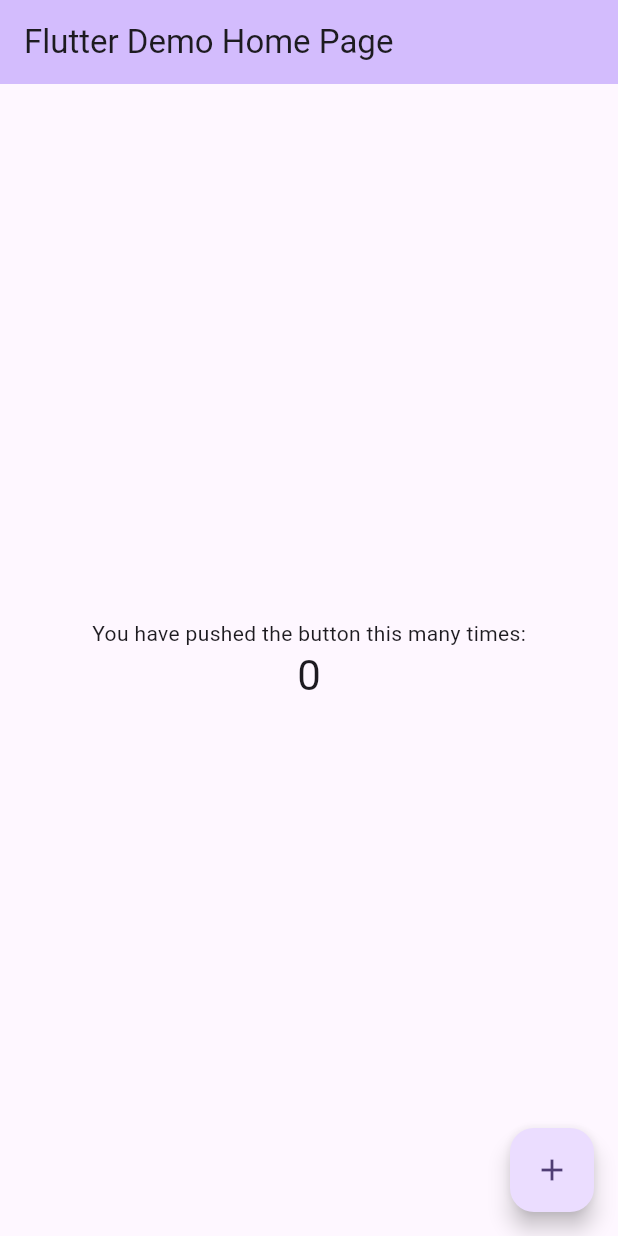
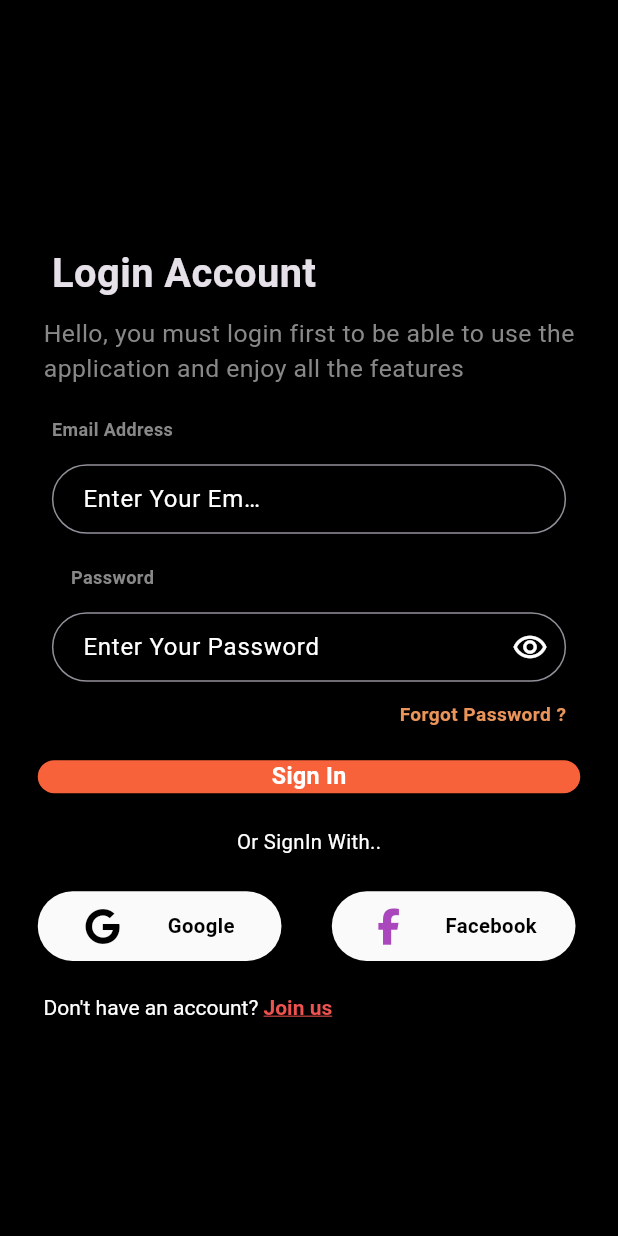
Before and after one commit to A123Aditya/tiktok_app, a Flutter app: the screen it shows after launch, on a phone screen of 412 x 824 dp. Run offline on Flutter 3.47's test engine with Material 3 defaults, Android fonts, the phone set to English and light mode, and no system bars; our stand-ins replace flutter_screenutil, font_awesome_flutter, get.

Commit message:
addLoginPage

```diff
--- /dev/null
+++ b/lib/constants.dart
@@ -0,0 +1,13 @@
+import 'package:flutter/material.dart';
+
+// COLORS
+const backgroundColor = Colors.black;
+var buttonColor = Colors.red[400];
+const borderColor = Colors.grey;
+const primarytextColor = Colors.white;
+const secondarytextColor = Colors.black;
+var tertiarytextColor = Colors.red[400];
+
+// Screen Size
+const double screenHeight = 852;
+const double screenWidth = 393;
--- a/lib/main.dart
+++ b/lib/main.dart
@@ -1,4 +1,8 @@
 import 'package:flutter/material.dart';
+import 'package:flutter_screenutil/flutter_screenutil.dart';
+import 'package:get/get.dart';
+import 'package:tiktok_app/constants.dart';
+import 'package:tiktok_app/views/screens/auth/login_screen.dart';
 
 void main() {
   runApp(const MyApp());
@@ -10,116 +14,16 @@
   // This widget is the root of your application.
   @override
   Widget build(BuildContext context) {
-    return MaterialApp(
-      title: 'Flutter Demo',
-      theme: ThemeData(
-        // This is the theme of your application.
-        //
-        // TRY THIS: Try running your application with "flutter run". You'll see
-        // the application has a purple toolbar. Then, without quitting the app,
-        // try changing the seedColor in the colorScheme below to Colors.green
-        // and then invoke "hot reload" (save your changes or press the "hot
-        // reload" button in a Flutter-supported IDE, or press "r" if you used
-        // the command line to start the app).
-        //
-        // Notice that the counter didn't reset back to zero; the application
-        // state is not lost during the reload. To reset the state, use hot
-        // restart instead.
-        //
-        // This works for code too, not just values: Most code changes can be
-        // tested with just a hot reload.
-        colorScheme: ColorScheme.fromSeed(seedColor: Colors.deepPurple),
-        useMaterial3: true,
-      ),
-      home: const MyHomePage(title: 'Flutter Demo Home Page'),
-    );
+    return ScreenUtilInit(
+        designSize: Size(screenWidth, screenHeight),
+        minTextAdapt: true,
+        builder: (context, child) {
+          return GetMaterialApp(
+            debugShowCheckedModeBanner: false,
+            theme: ThemeData.dark()
+                .copyWith(scaffoldBackgroundColor: backgroundColor),
+            home: LoginScreen(),
+          );
+        });
   }
 }
-
-class MyHomePage extends StatefulWidget {
-  const MyHomePage({super.key, required this.title});
-
-  // This widget is the home page of your application. It is stateful, meaning
-  // that it has a State object (defined below) that contains fields that affect
-  // how it looks.
-
-  // This class is the configuration for the state. It holds the values (in this
-  // case the title) provided by the parent (in this case the App widget) and
-  // used by the build method of the State. Fields in a Widget subclass are
-  // always marked "final".
-
-  final String title;
-
-  @override
-  State<MyHomePage> createState() => _MyHomePageState();
-}
-
-class _MyHomePageState extends State<MyHomePage> {
-  int _counter = 0;
-
-  void _incrementCounter() {
-    setState(() {
-      // This call to setState tells the Flutter framework that something has
-      // changed in this State, which causes it to rerun the build method below
-      // so that the display can reflect the updated values. If we changed
-      // _counter without calling setState(), then the build method would not be
-      // called again, and so nothing would appear to happen.
-      _counter++;
-    });
-  }
-
-  @override
-  Widget build(BuildContext context) {
-    // This method is rerun every time setState is called, for instance as done
-    // by the _incrementCounter method above.
-    //
-    // The Flutter framework has been optimized to make rerunning build methods
-    // fast, so that you can just rebuild anything that needs updating rather
-    // than having to individually change instances of widgets.
-    return Scaffold(
-      appBar: AppBar(
-        // TRY THIS: Try changing the color here to a specific color (to
-        // Colors.amber, perhaps?) and trigger a hot reload to see the AppBar
-        // change color while the other colors stay the same.
-        backgroundColor: Theme.of(context).colorScheme.inversePrimary,
-        // Here we take the value from the MyHomePage object that was created by
-        // the App.build method, and use it to set our appbar title.
-        title: Text(widget.title),
-      ),
-      body: Center(
-        // Center is a layout widget. It takes a single child and positions it
-        // in the middle of the parent.
-        child: Column(
-          // Column is also a layout widget. It takes a list of children and
-          // arranges them vertically. By default, it sizes itself to fit its
-          // children horizontally, and tries to be as tall as its parent.
-          //
-          // Column has various properties to control how it sizes itself and
-          // how it positions its children. Here we use mainAxisAlignment to
-          // center the children vertically; the main axis here is the vertical
-          // axis because Columns are vertical (the cross axis would be
-          // horizontal).
-          //
-          // TRY THIS: Invoke "debug painting" (choose the "Toggle Debug Paint"
-          // action in the IDE, or press "p" in the console), to see the
-          // wireframe for each widget.
-          mainAxisAlignment: MainAxisAlignment.center,
-          children: <Widget>[
-            const Text(
-              'You have pushed the button this many times:',
-            ),
-            Text(
-              '$_counter',
-              style: Theme.of(context).textTheme.headlineMedium,
-            ),
-          ],
-        ),
-      ),
-      floatingActionButton: FloatingActionButton(
-        onPressed: _incrementCounter,
-        tooltip: 'Increment',
-        child: const Icon(Icons.add),
-      ), // This trailing comma makes auto-formatting nicer for build methods.
-    );
-  }
-}
--- /dev/null
+++ b/lib/views/screens/auth/login_screen.dart
@@ -0,0 +1,221 @@
+import 'package:flutter/gestures.dart';
+import 'package:flutter/material.dart';
+import 'package:flutter_screenutil/flutter_screenutil.dart';
+import 'package:font_awesome_flutter/font_awesome_flutter.dart';
+import 'package:get/get.dart';
+
+import '../../../constants.dart';
+import '../../widgets/CustomRoundButton.dart';
+import '../../widgets/CustomRoundedEdgeContainer.dart';
+import '../../widgets/CustomTextField.dart';
+
+class LoginScreen extends StatelessWidget {
+  LoginScreen({super.key});
+  TextEditingController emailController = TextEditingController();
+  TextEditingController passwordController = TextEditingController();
+  @override
+  Widget build(BuildContext context) {
+    return Scaffold(
+        body: Column(
+      children: [
+        Padding(
+          padding: EdgeInsets.only(left: 24.w, right: 183.w, top: 174.h),
+          child: Container(
+            width: 168.w,
+            height: 28.h,
+            child: FittedBox(
+              fit: BoxFit.cover,
+              child: Text(
+                "Login Account",
+                style: TextStyle(fontSize: 24.sp, fontWeight: FontWeight.bold),
+              ),
+            ),
+          ),
+        ),
+        Padding(
+          padding: EdgeInsets.only(top: 16.h, left: 24.w, right: 24.w),
+          child: Container(
+            width: 327.w,
+            height: 48.h,
+            child: FittedBox(
+              fit: BoxFit.cover,
+              child: Column(
+                crossAxisAlignment: CrossAxisAlignment.start,
+                children: [
+                  Text(
+                    "Hello, you must login first to be able to use the",
+                    style: TextStyle(fontSize: 14.sp, color: Color(0xFF888888)),
+                  ),
+                  Text(
+                    "application and enjoy all the features",
+                    style: TextStyle(fontSize: 14.sp, color: Color(0xFF888888)),
+                  )
+                ],
+              ),
+            ),
+          ),
+        ),
+        Padding(
+          padding: EdgeInsets.only(top: 24.h, right: 274.w, left: 24.w),
+          child: Container(
+            width: 77.w,
+            height: 14.h,
+            child: FittedBox(
+              fit: BoxFit.cover,
+              child: Text(
+                "Email Address",
+                style: TextStyle(
+                    fontSize: 12.sp,
+                    fontWeight: FontWeight.bold,
+                    color: Color(0xFF888888)),
+              ),
+            ),
+          ),
+        ),
+        Padding(
+          padding: EdgeInsets.only(top: 16.h, right: 24.w, left: 24.w),
+          child: CustomTextField(
+            height: 48.h,
+            width: 327.w,
+            radius: 24.r,
+            hintText: "Enter Your Email",
+            textEditingController: emailController,
+          ),
+        ),
+        Padding(
+          padding: EdgeInsets.only(top: 24.h, right: 274.w, left: 24.w),
+          child: Container(
+            width: 53.w,
+            height: 14.h,
+            child: FittedBox(
+              fit: BoxFit.cover,
+              child: Text(
+                "Password",
+                style: TextStyle(
+                    fontSize: 12.sp,
+                    fontWeight: FontWeight.bold,
+                    color: Color(0xFF888888)),
+              ),
+            ),
+          ),
+        ),
+        Padding(
+          padding: EdgeInsets.only(top: 16.h, right: 24.w, left: 24.w),
+          child: CustomTextField(
+            height: 48.h,
+            width: 327.w,
+            radius: 24.r,
+            hintText: "Enter Your Password",
+            textEditingController: passwordController,
+            isobsecureText: true,
+            suffixicon: Icon(
+              Icons.remove_red_eye_outlined,
+              color: primarytextColor,
+            ),
+          ),
+        ),
+        Padding(
+          padding: EdgeInsets.only(left: 245.w, top: 16.h, right: 24.w),
+          child: Container(
+            height: 14.h,
+            width: 106.w,
+            child: FittedBox(
+                fit: BoxFit.cover,
+                child: Text(
+                  "Forgot Password ?",
+                  style: TextStyle(
+                      fontWeight: FontWeight.bold,
+                      color: Color(0xFFEA9459),
+                      fontSize: 12.sp),
+                )),
+          ),
+        ),
+        Padding(
+          padding: EdgeInsets.only(left: 24.w, right: 24.w, top: 24.h),
+          child: CustomRoundedEdgeContainer(
+            height: 56.h,
+            width: 327.w,
+            radius: 32.r,
+            containerColor: Color(0xFFF8623A),
+            text: "Sign In",
+            textColor: primarytextColor,
+            textfontSize: 16.sp,
+          ),
+        ),
+        SizedBox(
+          height: 24.h,
+        ),
+        Center(
+          child: Text(
+            "Or SignIn With..",
+            style: TextStyle(color: primarytextColor, fontSize: 14.sp),
+          ),
+        ),
+        Row(
+          children: [
+            Padding(
+              padding: EdgeInsets.only(left: 24.w, top: 24.h, right: 16.w),
+              child: CustomRoundButton(
+                onTap: () {
+                  print("tapped Google signin");
+                },
+                textcolor: secondarytextColor,
+                icon: FontAwesomeIcons.google,
+                iconColor: secondarytextColor,
+                height: 48.h,
+                radius: 32.r,
+                width: 155.w,
+                buttonColor: Color(0xFFFAFAFA),
+                buttomName: "Google",
+                textFont: 14.sp,
+              ),
+            ),
+            Padding(
+              padding: EdgeInsets.only(left: 16.w, top: 24.h, right: 24.w),
+              child: CustomRoundButton(
+                onTap: () {
+                  print("tapped facebook signin");
+                },
+                textcolor: secondarytextColor,
+                icon: FontAwesomeIcons.facebookF,
+                height: 48.h,
+                radius: 32.r,
+                width: 155.w,
+                buttonColor: Color(0xFFFAFAFA),
+                buttomName: "Facebook",
+                textFont: 14.sp,
+              ),
+            ),
+          ],
+        ),
+        Padding(
+          padding: EdgeInsets.only(
+            top: 24.h,
+            right: 178.w,
+            left: 24.w,
+          ),
+          child: RichText(
+            text: TextSpan(
+              text: "Don't have an account? ",
+              style: TextStyle(color: primarytextColor),
+              children: <TextSpan>[
+                TextSpan(
+                  text: 'Join us',
+                  style: TextStyle(
+                    color: tertiarytextColor,
+                    fontWeight: FontWeight.bold,
+                    decoration: TextDecoration.underline,
+                  ),
+                  recognizer: TapGestureRecognizer()
+                    ..onTap = () {
+                      print("join us tapped");
+                    },
+                ),
+              ],
+            ),
+          ),
+        )
+      ],
+    ));
+  }
+}
--- /dev/null
+++ b/lib/views/widgets/CustomRoundButton.dart
@@ -0,0 +1,49 @@
+import 'package:flutter/material.dart';
+import 'package:get/get.dart';
+
+class CustomRoundButton extends StatelessWidget {
+  const CustomRoundButton({
+    Key? key,
+    required this.height,
+    required this.width,
+    required this.radius,
+    this.buttonColor,
+    this.onTap,
+    this.icon, required this.buttomName, this.textcolor, required this.textFont, this.iconColor,
+  }) : super(key: key);
+
+  final double height;
+  final double width;
+  final double radius;
+  final Color? buttonColor;
+  final VoidCallback? onTap;
+  final IconData? icon;
+  final String buttomName;
+  final Color? textcolor;
+  final double textFont;
+  final Color? iconColor;
+
+  @override
+  Widget build(BuildContext context) {
+    return InkWell(
+      onTap: onTap,
+      child: Container(
+        width: width,
+        height: height,
+        decoration: BoxDecoration(
+          borderRadius: BorderRadius.circular(radius),
+          color: buttonColor ?? Colors.white,
+        ),
+        child: Row(
+          mainAxisAlignment: MainAxisAlignment.spaceEvenly,
+          children: [
+            Icon(icon ?? Icons.abc_sharp,
+            color:iconColor?? Colors.purple.shade400,
+            ),
+            Text(buttomName,style: TextStyle(color: textcolor,fontSize: textFont,fontWeight: FontWeight.bold),)
+          ],
+        ),
+      ),
+    );
+  }
+}
--- /dev/null
+++ b/lib/views/widgets/CustomRoundedEdgeContainer.dart
@@ -0,0 +1,28 @@
+import 'package:flutter/material.dart';
+
+class CustomRoundedEdgeContainer extends StatelessWidget {
+  const CustomRoundedEdgeContainer({super.key, required this.height, required this.width, required this.radius, this.containerColor, this.text, this.textColor, this.textfontSize});
+  final double height;
+  final double width;
+  final double radius;
+  final Color? containerColor;
+  final String? text;
+  final Color? textColor;
+  final double? textfontSize;
+  @override
+  Widget build(BuildContext context) {
+    return Container(
+      decoration: BoxDecoration(
+        color: containerColor ?? Colors.white,
+        borderRadius: BorderRadius.circular(radius),
+      ),
+      child: Center(
+        child: Text(text!,style: TextStyle(
+          color: textColor,
+          fontSize: textfontSize,
+          fontWeight: FontWeight.bold
+        ),),
+      ),
+    );
+  }
+}
--- /dev/null
+++ b/lib/views/widgets/CustomTextField.dart
@@ -0,0 +1,49 @@
+import 'package:flutter/material.dart';
+import 'package:flutter_screenutil/flutter_screenutil.dart';
+
+class CustomTextField extends StatelessWidget {
+  const CustomTextField({super.key, required this.height, required this.width, required this.radius, this.borderColor, this.hintText, this.suffixicon, this.leftpadding, this.rightpadding, this.toppadding, this.bottompadding, this.hinttextColor, this.suffixiconColor, this.isobsecureText, required this.textEditingController, this.prefixIcon});
+  final double height;
+  final double width;
+  final double radius;
+  final Color? borderColor;
+  final Color? hinttextColor;
+  final String? hintText;
+  final Icon? suffixicon;
+  final Color? suffixiconColor;
+  final double? leftpadding;
+  final double? rightpadding;
+  final double? toppadding;
+  final double? bottompadding;
+  final bool? isobsecureText;
+  final TextEditingController textEditingController;
+  final Icon? prefixIcon;
+  @override
+  Widget build(BuildContext context) {
+    return Container(
+      height: height,
+      width: width,
+      child: TextField(
+        obscureText: isobsecureText?? false,
+        controller: textEditingController,
+        decoration: InputDecoration(
+          contentPadding: EdgeInsets.only(
+            left: leftpadding?? 16.w,
+            top: toppadding ?? 16.h,
+            right: rightpadding ?? 191.w
+          ),
+          border: OutlineInputBorder(borderRadius: BorderRadius.circular(radius),
+          borderSide: BorderSide(color: borderColor ?? Colors.white)
+          ),
+          hintText: hintText,
+          hintStyle: TextStyle(
+            color: hinttextColor ?? Colors.white
+          ),
+          prefixIcon: prefixIcon,
+          suffixIcon: suffixicon,
+          suffixIconColor: suffixiconColor??Colors.white
+        ),
+      ),
+    );
+  }
+}
--- a/pubspec.yaml
+++ b/pubspec.yaml
@@ -30,6 +30,10 @@ environment:
 dependencies:
   flutter:
     sdk: flutter
+  flutter_screenutil: ^5.9.0
+  get: ^4.6.6
+  flutter_svg: ^2.0.10+1
+  font_awesome_flutter: ^10.7.0
 
 
   # The following adds the Cupertino Icons font to your application.
```
Also changed, not shown: pubspec.lock.
